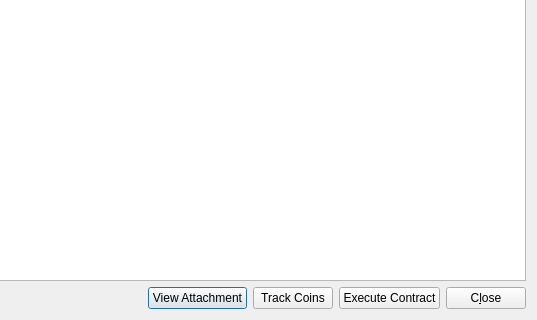
This is src/qt/forms/transactiondescdialog.ui in gridcoin-community/Gridcoin-Research as Qt 5 draws it before an edit; both pictures show x 230 to 767 and y 82 to 402 of the 767 by 402 pixel window. The edited form follows.
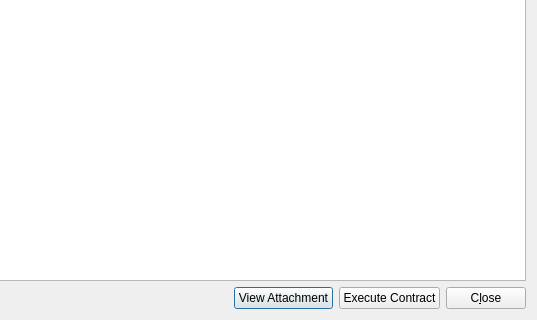
This is the edited form.

Commit message:
Remove coin tracking.
This is a centralized feature which relies on an Azure SQL server being available. Since we are straying away from centralization this needs to go.
It is a neat feature but other cryptos do fine without it. If there's a real need for it we can reimplement it in a decentralized fashion.

The edit to the form file:
```diff
--- a/src/qt/forms/transactiondescdialog.ui
+++ b/src/qt/forms/transactiondescdialog.ui
@@ -55,13 +55,6 @@
        </property>
       </widget>
      </item>
-     <item>
-      <widget class="QPushButton" name="btnTrack">
-       <property name="text">
-        <string>Track Coins</string>
-       </property>
-      </widget>
-     </item>
      <item>
       <widget class="QPushButton" name="btnExecute">
        <property name="enabled">
```
The commit also changes 7 other files.
